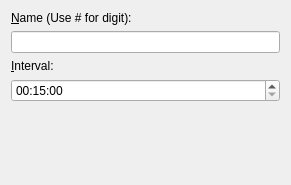
google-code-export/kmediafactory, file plugins/video/autochapters.ui: the form before one commit.
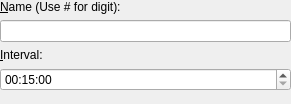
The form after the commit.

Diff of the .ui file:
```diff
--- a/plugins/video/autochapters.ui
+++ b/plugins/video/autochapters.ui
@@ -6,7 +6,7 @@
     <x>0</x>
     <y>0</y>
     <width>291</width>
-    <height>185</height>
+    <height>104</height>
    </rect>
   </property>
   <property name="windowTitle" >
@@ -14,7 +14,7 @@
   </property>
   <layout class="QVBoxLayout" >
    <property name="margin" >
-    <number>11</number>
+    <number>0</number>
    </property>
    <property name="spacing" >
     <number>6</number>
```
